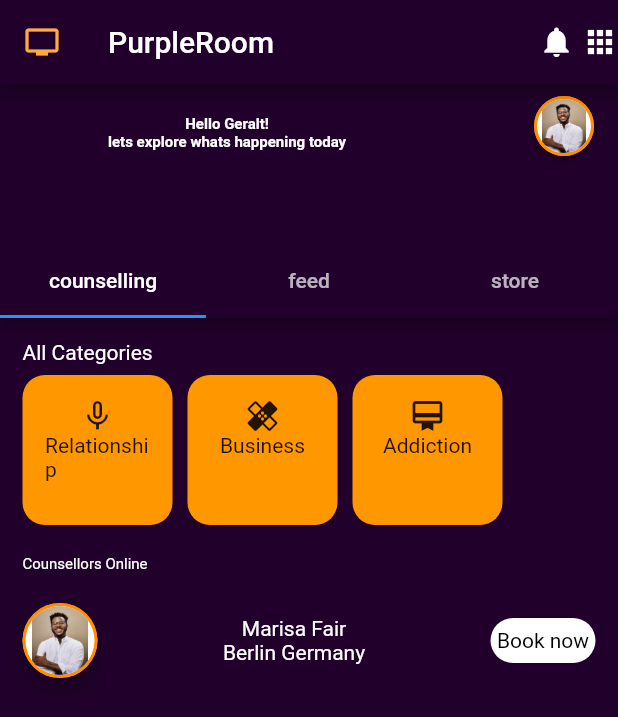
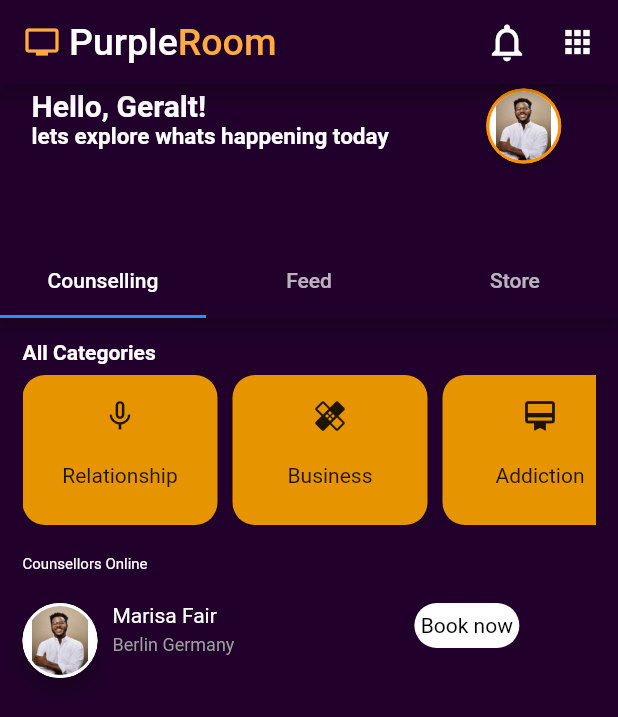
Before and after one commit to edpraise/purpleroom-for-skillseeds, a Flutter app: the CounselHome screen opened directly, on a phone screen of 412 x 824 dp. Shown: the top 717 px of the screen. Run offline on Flutter 3.47's test engine with Material 2 defaults, Android fonts, the phone set to English and light mode, and no system bars; drawn by our look-alikes of circular_profile_avatar; our stand-ins replace flutter_vector_icons; missing offline and left inert: awesome_card.

Commit message:
edditing and making corrections

```diff
--- a/lib/Screens/home4counselling.dart
+++ b/lib/Screens/home4counselling.dart
@@ -17,50 +17,60 @@ class _CounselHomeState extends State<CounselHome> {
       child: Scaffold(
         backgroundColor: Color(0xFF21012B),
         appBar: AppBar(
+
           leading: Icon(
             Icons.tv,
             color: Colors.orangeAccent,
           ),
           backgroundColor: Color(0xFF21012B),
+          titleSpacing: -10.0,
           title: Row(
-            children: [Text("Purple"), Text("Room")],
+            children: [Text("Purple", style: TextStyle(fontSize: 25, ),), Text("Room", style: TextStyle(fontSize: 25,color: Colors.orangeAccent ))],
           ),
           actions: [
-            Icon(Icons.notifications),
+            Icon(Icons.notifications_none, size: 30,),
             SizedBox(width: 5),
-            Icon(Icons.apps)
+            Padding(
+              padding: const EdgeInsets.all(15.0),
+              child: Icon(Icons.apps),
+            )
           ],
         ),
         body: Scaffold(
           appBar: AppBar(
             leading: Offstage(),
             backgroundColor: Color(0xFF21012B),
+            titleSpacing: -35.0,
             title: Row(
-              mainAxisAlignment: MainAxisAlignment.spaceBetween,
+              mainAxisAlignment: MainAxisAlignment.start,
+              crossAxisAlignment: CrossAxisAlignment.start,
               children: [
                 Column(
+                  crossAxisAlignment: CrossAxisAlignment.start,
+                  mainAxisAlignment: MainAxisAlignment.start,
                   children: [
-                    Container(),
-                    SizedBox(height: 10),
+                    // Container(),
+                    // SizedBox(height: 10),
                     Text(
-                      "Hello Geralt!",
+                      "Hello, Geralt!",
                       style:
-                          TextStyle(fontWeight: FontWeight.bold, fontSize: 10),
+                          TextStyle(fontWeight: FontWeight.bold, fontSize: 20),
                     ),
                     Text(
                       "lets explore whats happening today",
                       style:
-                          TextStyle(fontWeight: FontWeight.bold, fontSize: 10),
+                          TextStyle(fontWeight: FontWeight.bold, fontSize: 15),
                     )
                   ],
                 ),
+                SizedBox(width: 65),
                 CircularProfileAvatar(
                   '',
                   child: Image.asset('assets/images/bls.jpg'),
                   borderColor: Color(0xFFFF8F00),
                   borderWidth: 2,
                   elevation: 2,
-                  radius: 20,
+                  radius: 25,
                 ),
               ],
             ),
@@ -68,13 +78,13 @@ class _CounselHomeState extends State<CounselHome> {
               preferredSize: Size.fromHeight(100),
               child: TabBar(tabs: [
                 Tab(
-                  text: 'counselling',
+                  text: 'Counselling',
                 ),
                 Tab(
-                  text: 'feed',
+                  text: 'Feed',
                 ),
                 Tab(
-                  text: 'store',
+                  text: 'Store',
                 )
               ]),
             ),
--- a/lib/core/pages/couselling.dart
+++ b/lib/core/pages/couselling.dart
@@ -14,6 +14,30 @@ class _CounselMainScreenState extends State<CounselMainScreen> {
     {"icon": Icons.card_membership, "categoryName": "Addiction"}
   ];
 
+  List<Map<String, dynamic>> listOfChatAbleCounsellors = [
+    {
+      "imageUrl":"Marisa,",
+      "name": "",
+      "bookbtn": "",
+    },
+      {
+      "imageUrl":"",
+      "name": "",
+      "bookbtn": "",
+    },
+      {
+      "imageUrl":"",
+      "name": "",
+      "bookbtn": "",
+    },
+      {
+      "imageUrl":"",
+      "name": "",
+      "bookbtn": "",
+    }
+
+  ];
+
   @override
   Widget build(BuildContext context) {
     return Scaffold(
@@ -24,7 +48,7 @@ class _CounselMainScreenState extends State<CounselMainScreen> {
           child: Column(
             crossAxisAlignment: CrossAxisAlignment.start,
             children: [
-              Text("All Categories", style: TextStyle(color: Colors.white)),
+              Text("All Categories", style: TextStyle(color: Colors.white, fontWeight: FontWeight.bold)),
               SizedBox(height: 7),
               Container(
                 height: 100,
@@ -46,25 +70,67 @@ class _CounselMainScreenState extends State<CounselMainScreen> {
                 style: TextStyle(color: Colors.white, fontSize: 10),
               ),
               SizedBox(height: 20),
-              Row(
-                mainAxisAlignment: MainAxisAlignment.spaceBetween,
+              ListOfChatableCounsellors(),
+            ],
+          ),
+        ),
+      ),
+    );
+  }
+
+  Widget categoryContainer(IconData icon, String categoryName) {
+    return Container(
+        child: Padding(
+          padding: const EdgeInsets.all(15.0),
+          child: Column(
+            children: [
+              Icon(icon),
+              SizedBox(height: 20),
+               Text(categoryName)],
+          ),
+        ),
+        height: 100,
+        width: 130,
+        decoration: BoxDecoration(
+            color: Color(0XFFe69500), borderRadius: BorderRadius.circular(15)));
+  }
+}
+
+class ListOfChatableCounsellors extends StatelessWidget {
+  const ListOfChatableCounsellors({
+    Key key,
+  }) : super(key: key);
+
+  @override
+  Widget build(BuildContext context) {
+    return Row(
+      mainAxisAlignment: MainAxisAlignment.start,
+      crossAxisAlignment: CrossAxisAlignment.start,
       children: [
         CircularProfileAvatar(
           '',
           child: Image.asset('assets/images/bls.jpg'),
-                    borderColor: Color(0xFFFF8F00),
+          // borderColor: Color(0xFFFF8F00),
           borderWidth: 2,
           elevation: 5,
           radius: 25,
         ),
+
+
+
+        SizedBox(width: 10,),
         Column(
+          crossAxisAlignment: CrossAxisAlignment.start,
+          mainAxisAlignment: MainAxisAlignment.start,
           children: [
             Text("Marisa Fair",
                 style: TextStyle(color: Colors.white)),
+                SizedBox(height: 5,),
             Text("Berlin Germany",
-                          style: TextStyle(color: Colors.white)),
+                style: TextStyle(color: Colors.grey, fontSize: 12)),
           ],
         ),
+        SizedBox(width: 120,),
         GestureDetector(
           onTap: () {
             Navigator.of(context).push(
@@ -81,25 +147,6 @@ class _CounselMainScreenState extends State<CounselMainScreen> {
                       style: TextStyle(color: Colors.black)))),
         ),
       ],
-              ),
-            ],
-          ),
-        ),
-      ),
     );
   }
-
-  Widget categoryContainer(IconData icon, String categoryName) {
-    return Container(
-        child: Padding(
-          padding: const EdgeInsets.all(15.0),
-          child: Column(
-            children: [Icon(icon), Text(categoryName)],
-          ),
-        ),
-        height: 100,
-        width: 100,
-        decoration: BoxDecoration(
-            color: Colors.orange, borderRadius: BorderRadius.circular(15)));
 }
-}
--- a/pubspec.yaml
+++ b/pubspec.yaml
@@ -30,6 +30,7 @@ dependencies:
   flutter_vector_icons: ^0.2.1
   flutter_spinkit: "^4.1.2"
   awesome_card: ^1.1.0
+  font_awesome_flutter: ^8.8.1
 
 
   # The following adds the Cupertino Icons font to your application.
```
Also changed, not shown: lib/Screens/cart_screen.dart (+10 -6 lines), lib/features/authentication/presentation/pages/login.dart (+46 -23 lines), pubspec.lock. Lines whose indentation alone changed are shown as unchanged.
